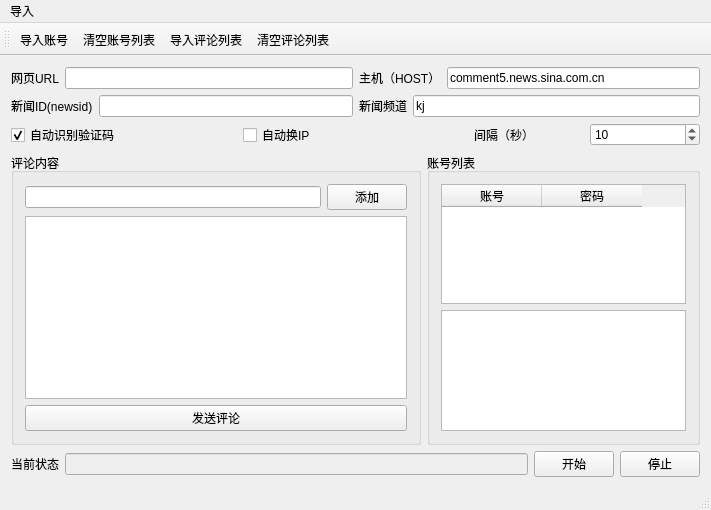
Old version of the form autobots_sina_fatie/autobots_toutiao.ui in the repository blacksjt/autobots.
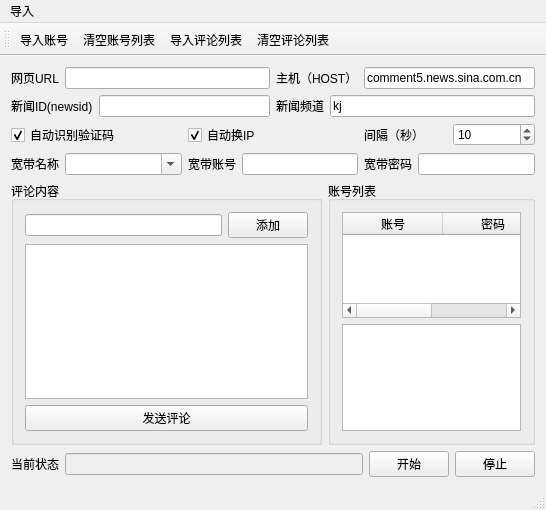
New version of the form.

```diff
--- a/autobots_sina_fatie/autobots_toutiao.ui
+++ b/autobots_sina_fatie/autobots_toutiao.ui
@@ -6,7 +6,7 @@
    <rect>
     <x>0</x>
     <y>0</y>
-    <width>711</width>
+    <width>546</width>
     <height>510</height>
    </rect>
   </property>
@@ -122,7 +122,7 @@
          <string>自动换IP</string>
         </property>
         <property name="checked">
-         <bool>false</bool>
+         <bool>true</bool>
         </property>
        </widget>
       </item>
@@ -156,6 +156,70 @@
      </layout>
     </item>
     <item row="3" column="0">
+     <layout class="QHBoxLayout" name="horizontalLayout_19">
+      <item>
+       <layout class="QHBoxLayout" name="horizontalLayout_20">
+        <item>
+         <widget class="QLabel" name="label_14">
+          <property name="text">
+           <string>宽带名称</string>
+          </property>
+         </widget>
+        </item>
+        <item>
+         <widget class="QComboBox" name="comboBox_adsl">
+          <property name="sizePolicy">
+           <sizepolicy hsizetype="Expanding" vsizetype="Fixed">
+            <horstretch>0</horstretch>
+            <verstretch>0</verstretch>
+           </sizepolicy>
+          </property>
+          <property name="editable">
+           <bool>true</bool>
+          </property>
+         </widget>
+        </item>
+       </layout>
+      </item>
+      <item>
+       <layout class="QHBoxLayout" name="horizontalLayout_21">
+        <item>
+         <widget class="QLabel" name="label_15">
+          <property name="text">
+           <string>宽带账号</string>
+          </property>
+         </widget>
+        </item>
+        <item>
+         <widget class="QLineEdit" name="lineEdit_account">
+          <property name="text">
+           <string extracomment="输入拨号账号"/>
+          </property>
+         </widget>
+        </item>
+       </layout>
+      </item>
+      <item>
+       <layout class="QHBoxLayout" name="horizontalLayout_22">
+        <item>
+         <widget class="QLabel" name="label_16">
+          <property name="text">
+           <string>宽带密码</string>
+          </property>
+         </widget>
+        </item>
+        <item>
+         <widget class="QLineEdit" name="lineEdit_password">
+          <property name="text">
+           <string/>
+          </property>
+         </widget>
+        </item>
+       </layout>
+      </item>
+     </layout>
+    </item>
+    <item row="4" column="0">
      <layout class="QHBoxLayout" name="horizontalLayout_6">
       <item>
        <widget class="QGroupBox" name="groupBox">
@@ -237,7 +301,7 @@
       </item>
      </layout>
     </item>
-    <item row="4" column="0">
+    <item row="5" column="0">
      <layout class="QHBoxLayout" name="horizontalLayout">
       <item>
        <layout class="QGridLayout" name="gridLayout_3">
@@ -284,7 +348,7 @@
     <rect>
      <x>0</x>
      <y>0</y>
-     <width>711</width>
+     <width>546</width>
      <height>23</height>
     </rect>
    </property>
```
Left out of the diff: 14 changed lines with no effect on the pictures.
